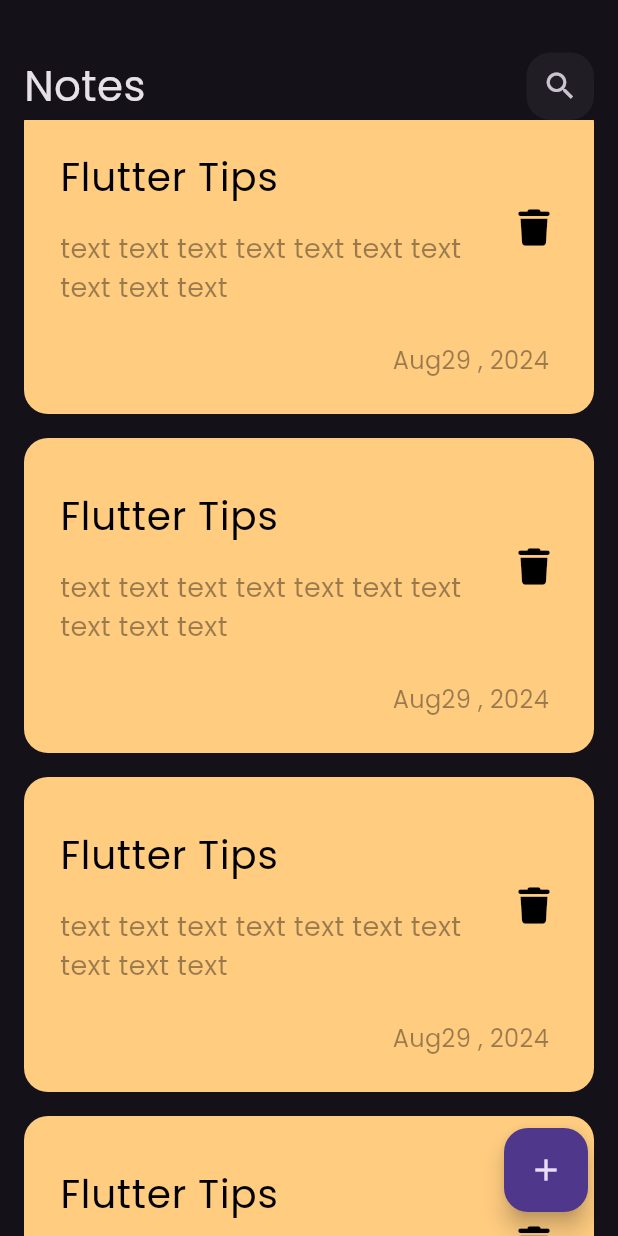
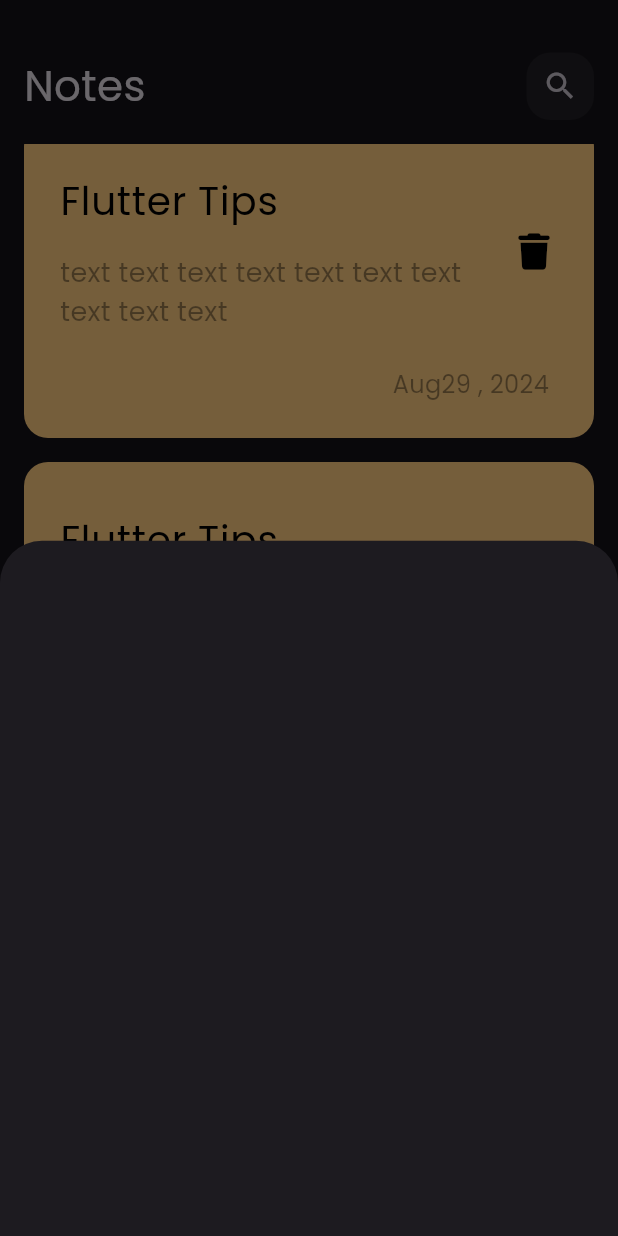
Before and after one commit to Sayed365/notes_app, a Flutter app: the screen it shows after launch, scrolled down 1152 dp, after a tap on the "add" icon, on a phone screen of 412 x 824 dp. Run offline on Flutter 3.47's test engine with Material 3 defaults, Android fonts, the phone set to English and light mode, and no system bars; our stand-ins replace font_awesome_flutter.

Commit message:
show model bottom sheet

```diff
--- a/lib/views/notes_view.dart
+++ b/lib/views/notes_view.dart
@@ -1,4 +1,5 @@
 import 'package:flutter/material.dart';
+import 'package:notes_app/views/widgets/add_note_bottom_sheet.dart';
 import 'package:notes_app/views/widgets/notes_view_body.dart';
 
 class HomeView extends StatelessWidget {
@@ -8,9 +9,13 @@ class HomeView extends StatelessWidget {
   Widget build(BuildContext context) {
     return Scaffold(
       floatingActionButton: Padding(
-        padding: const EdgeInsets.only(right: 4),
+        padding: const EdgeInsets.only(right: 12, bottom: 12),
         child: FloatingActionButton(
-          onPressed: () {},
+          onPressed: () {
+            showModalBottomSheet(context: context, builder: (context){
+              return const AddNoteBottomSheet();
+            },);
+          },
           child: const Icon(
             Icons.add,
           ),
--- /dev/null
+++ b/lib/views/widgets/add_note_bottom_sheet.dart
@@ -0,0 +1,10 @@
+import 'package:flutter/material.dart';
+
+class AddNoteBottomSheet extends StatelessWidget {
+  const AddNoteBottomSheet({super.key});
+
+  @override
+  Widget build(BuildContext context) {
+    return Container();
+  }
+}
--- a/lib/views/widgets/notes_list_view.dart
+++ b/lib/views/widgets/notes_list_view.dart
@@ -6,13 +6,17 @@ class NotesListView extends StatelessWidget {
 
   @override
   Widget build(BuildContext context) {
-    return ListView.builder(
+    return Padding(
+      padding: const EdgeInsets.symmetric(vertical: 16,),
+      child: ListView.builder(
+        padding: EdgeInsets.zero,
         itemBuilder: (context, index) {
           return const Padding(
             padding: EdgeInsets.symmetric(vertical: 8),
             child: NoteItem(),
           );
         },
+      ),
     );
   }
 }
```
Lines whose indentation alone changed are shown as unchanged.
